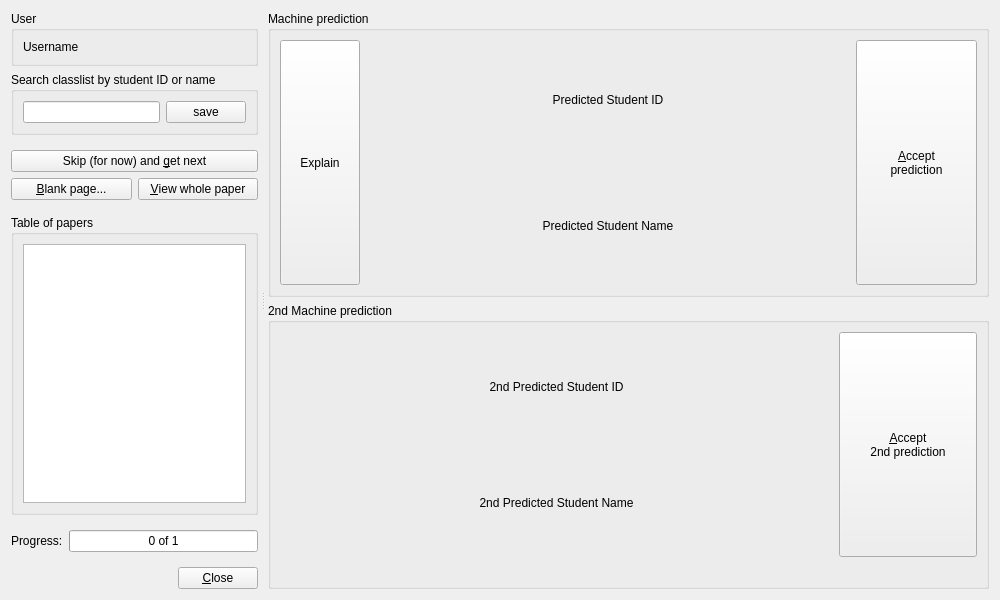
plomgrading/plom-client, file plomclient/client/ui_files/identifier.ui: the form before one commit.
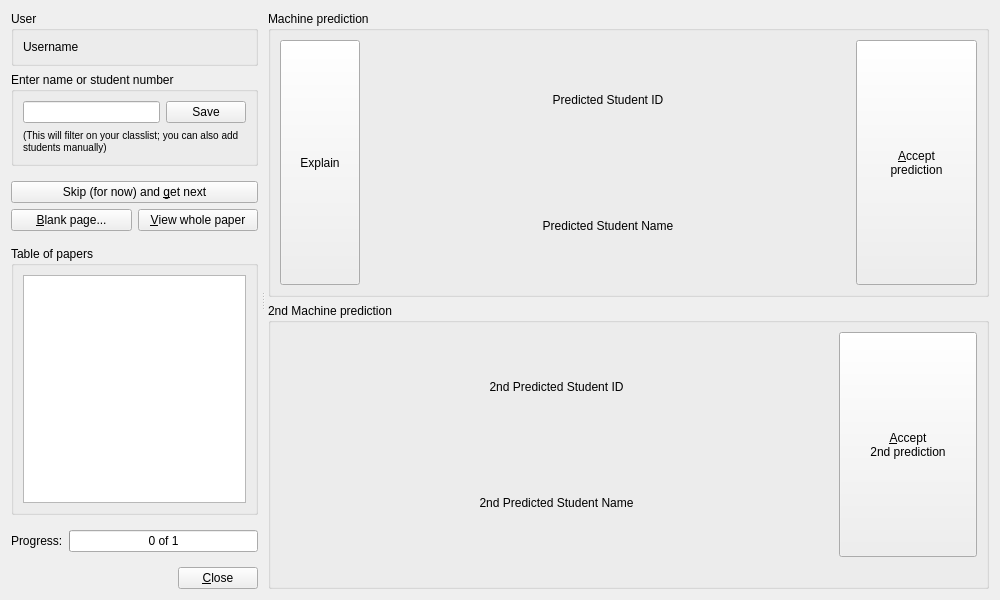
The form after the commit.

Commit message:
Little explanation text under input box
Fixes #5052.

Patch:
```diff
--- a/plomclient/client/ui_files/identifier.ui
+++ b/plomclient/client/ui_files/identifier.ui
@@ -86,16 +86,26 @@
        <item>
         <widget class="QGroupBox" name="studentBox">
          <property name="title">
-          <string>Search classlist by student ID or name</string>
+          <string>Enter name or student number</string>
          </property>
-         <layout class="QHBoxLayout" name="horizontalLayout_2" stretch="1,0">
-          <item>
-           <widget class="QLineEdit" name="idEdit"/>
-          </item>
-          <item>
+         <layout class="QGridLayout" name="gridLayout_4">
+          <item row="0" column="1">
            <widget class="QPushButton" name="saveButton">
             <property name="text">
-             <string>save</string>
+             <string>Save</string>
+            </property>
+           </widget>
+          </item>
+          <item row="0" column="0">
+           <widget class="QLineEdit" name="idEdit"/>
+          </item>
+          <item row="1" column="0" colspan="2">
+           <widget class="QLabel" name="label">
+            <property name="text">
+             <string>&lt;small&gt;(This will filter on your classlist; you can also add students manually)&lt;/small&gt;</string>
+            </property>
+            <property name="wordWrap">
+             <bool>true</bool>
             </property>
            </widget>
           </item>
```
